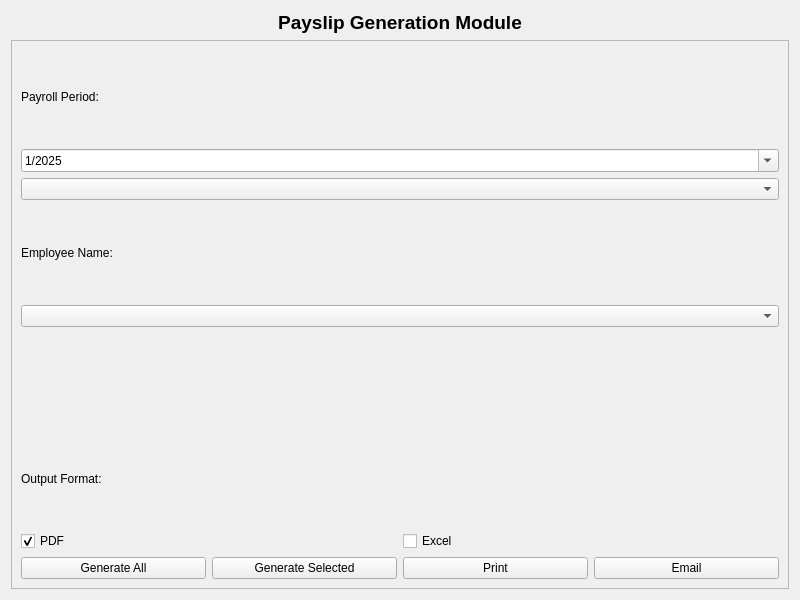
Justin-Kuchmy/JustPay_App, file UI/Dialogs/payslip_widget.ui: the form before one commit.
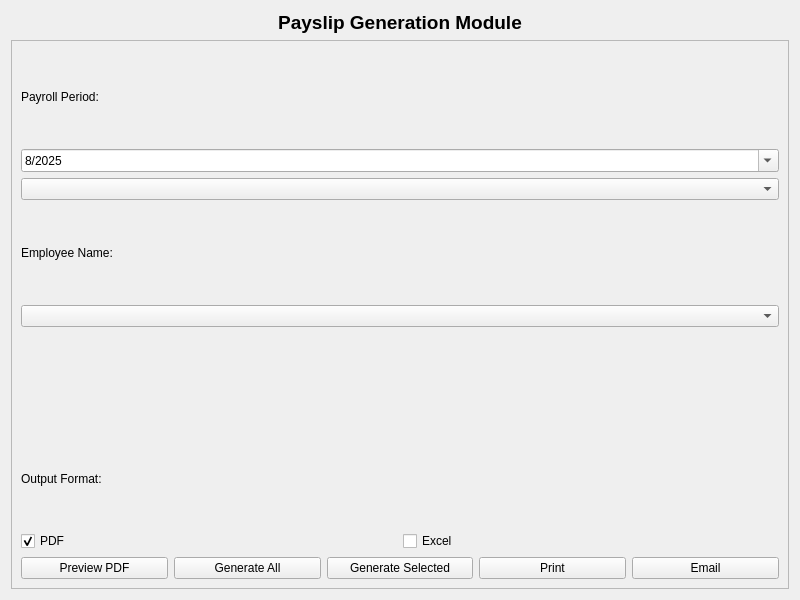
The form after the commit. Icons and pictures are not drawn.

Commit message: added preview button

```diff
--- a/UI/Dialogs/payslip_widget.ui
+++ b/UI/Dialogs/payslip_widget.ui
@@ -51,6 +51,16 @@
        </item>
        <item>
         <widget class="QDateEdit" name="payrollDateEdit">
+         <property name="dateTime">
+          <datetime>
+           <hour>8</hour>
+           <minute>0</minute>
+           <second>0</second>
+           <year>2025</year>
+           <month>8</month>
+           <day>1</day>
+          </datetime>
+         </property>
          <property name="currentSection">
           <enum>QDateTimeEdit::YearSection</enum>
          </property>
@@ -66,7 +76,7 @@
          <property name="date">
           <date>
            <year>2025</year>
-           <month>1</month>
+           <month>8</month>
            <day>1</day>
           </date>
          </property>
@@ -131,6 +141,13 @@
        </item>
        <item>
         <layout class="QHBoxLayout" name="actionButtonsLayout">
+         <item>
+          <widget class="QPushButton" name="pdfPreviewButton">
+           <property name="text">
+            <string>Preview PDF</string>
+           </property>
+          </widget>
+         </item>
          <item>
           <widget class="QPushButton" name="generateAllButton">
            <property name="text">
```
Left out of the diff: 2 changed lines with no effect on the pictures.
